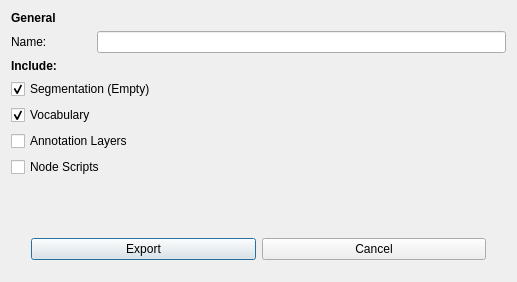
First picture: the form in qt_ui/DialogExportTemplate.ui, repository FilmColors/VIAN, before the edit.
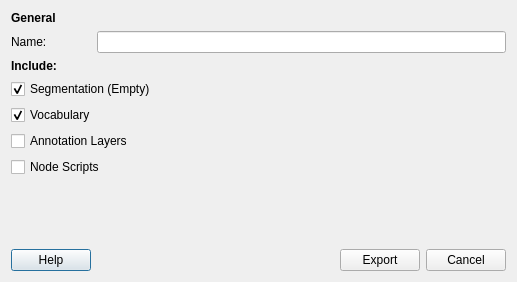
Second picture: the form after the edit.

Commit message: Dialogs Layout and Help Button

```diff
--- a/qt_ui/DialogExportTemplate.ui
+++ b/qt_ui/DialogExportTemplate.ui
@@ -112,20 +112,39 @@
    <item>
     <layout class="QHBoxLayout" name="horizontalLayout_2">
      <item>
-      <spacer name="verticalSpacer_2">
+      <widget class="QPushButton" name="pushButton">
+       <property name="minimumSize">
+        <size>
+         <width>50</width>
+         <height>0</height>
+        </size>
+       </property>
+       <property name="text">
+        <string>Help</string>
+       </property>
+      </widget>
+     </item>
+     <item>
+      <spacer name="horizontalSpacer">
        <property name="orientation">
-        <enum>Qt::Vertical</enum>
+        <enum>Qt::Horizontal</enum>
        </property>
        <property name="sizeHint" stdset="0">
         <size>
-         <width>20</width>
-         <height>40</height>
+         <width>40</width>
+         <height>20</height>
         </size>
        </property>
       </spacer>
      </item>
      <item>
       <widget class="QPushButton" name="btn_Export">
+       <property name="minimumSize">
+        <size>
+         <width>50</width>
+         <height>0</height>
+        </size>
+       </property>
        <property name="text">
         <string>Export</string>
        </property>
@@ -133,24 +152,17 @@
      </item>
      <item>
       <widget class="QPushButton" name="btn_Cancel">
+       <property name="minimumSize">
+        <size>
+         <width>50</width>
+         <height>0</height>
+        </size>
+       </property>
        <property name="text">
         <string>Cancel</string>
        </property>
       </widget>
      </item>
-     <item>
-      <spacer name="verticalSpacer_3">
-       <property name="orientation">
-        <enum>Qt::Vertical</enum>
-       </property>
-       <property name="sizeHint" stdset="0">
-        <size>
-         <width>20</width>
-         <height>40</height>
-        </size>
-       </property>
-      </spacer>
-     </item>
     </layout>
    </item>
   </layout>
```
The commit also changes 17 other files.
